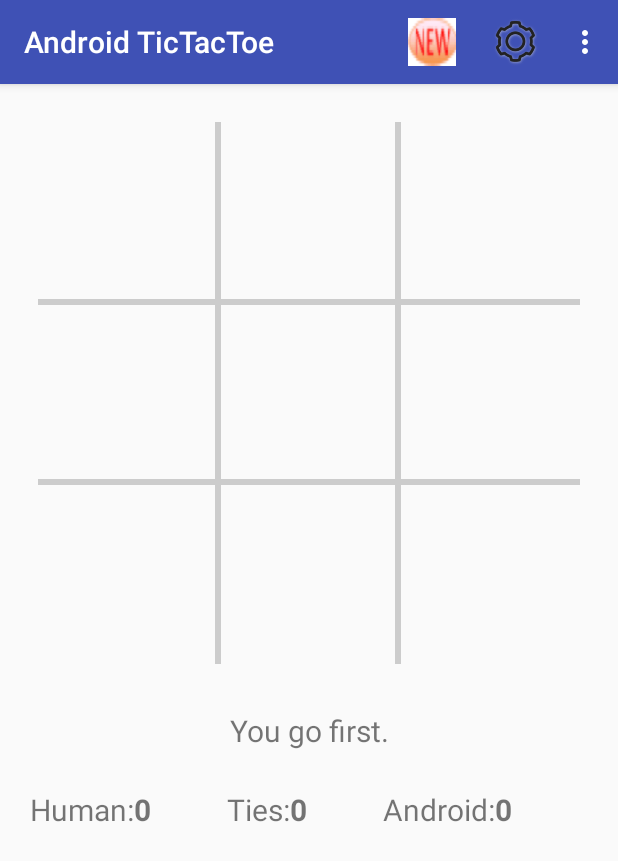
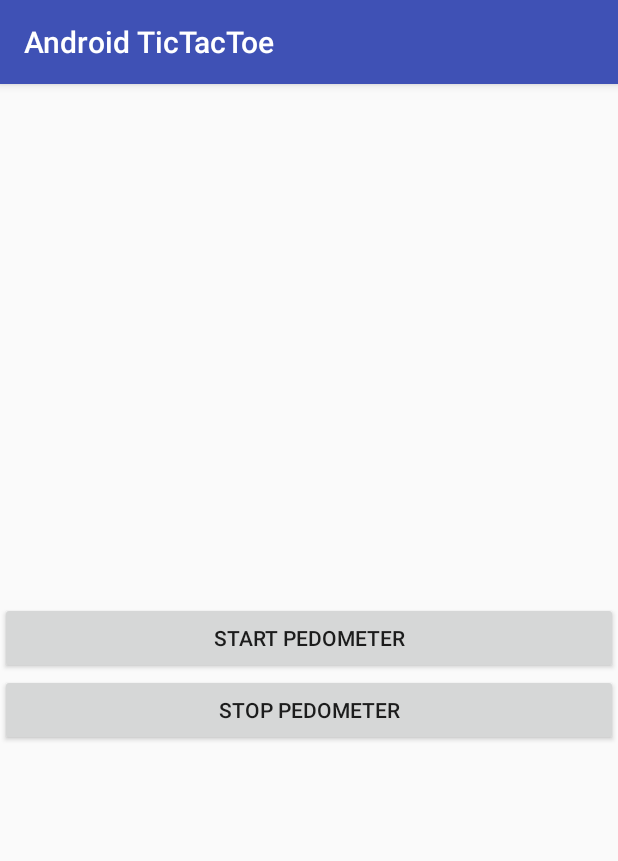
Before and after one commit to gordineerandrew/FatKillerRPG, an Android app: the screen it shows after launch (AndroidTicTacToe before the commit, MainActivity after it), on a phone screen of 412 x 824 dp. Shown: the top 861 px of the screen. Run offline under Robolectric (Android 15) with nearby library versions, the phone set to English and light mode, and no system bars.

Commit message:
;alsidhjg;al

```diff
--- a/app/src/main/java/tutorials/cs371m/androidtictactoe/AndroidTicTacToe.java
+++ b/app/src/main/java/tutorials/cs371m/androidtictactoe/AndroidTicTacToe.java
@@ -181,7 +181,7 @@ public class AndroidTicTacToe extends AppCompatActivity {
                 resetScoresDialogFragment.show(fm, "reset");
                 return true;
             case R.id.about:
-                startActivity(new Intent(this, AboutActivity.class));
+                startActivity(new Intent(this, StepCounterActivity.class));
                 return true;
             default:
                 return super.onOptionsItemSelected(item);
--- /dev/null
+++ b/app/src/main/java/tutorials/cs371m/androidtictactoe/MainActivity.java
@@ -0,0 +1,83 @@
+package tutorials.cs371m.androidtictactoe;
+
+import android.hardware.Sensor;
+import android.hardware.SensorEvent;
+import android.hardware.SensorEventListener;
+import android.hardware.SensorManager;
+import android.os.Bundle;
+import android.support.v7.app.ActionBarActivity;
+import android.view.View;
+import android.view.View.OnClickListener;
+import android.widget.Button;
+import android.widget.TextView;
+
+public class MainActivity extends ActionBarActivity implements StepListener,SensorEventListener {
+
+    private TextView textView;
+    private StepDetector simpleStepDetector;
+    private SensorManager sensorManager;
+    private Sensor accel;
+    private static final String TEXT_NUM_STEPS = "Number of Steps: ";
+    private int numSteps;
+    TextView TvSteps;
+
+    protected void onCreate(Bundle savedInstanceState) {
+        super.onCreate(savedInstanceState);
+        setContentView(R.layout.activity_main);
+
+// Get an instance of the SensorManager
+        sensorManager = (SensorManager) getSystemService(SENSOR_SERVICE);
+        accel = sensorManager.getDefaultSensor(Sensor.TYPE_ACCELEROMETER);
+        simpleStepDetector = new StepDetector();
+        simpleStepDetector.registerListener(this);
+
+//Tvsteps is initialised here
+        TvSteps = (TextView) findViewById(R.id.tv_steps);
+        Button BtnStart = (Button) findViewById(R.id.btn_start);
+        Button BtnStop = (Button) findViewById(R.id.btn_stop);
+
+        BtnStart.setOnClickListener(new OnClickListener() {
+
+            @Override
+            public void onClick(View arg0) {
+
+                numSteps = 0;
+                sensorManager.registerListener(MainActivity.this, accel, SensorManager.SENSOR_DELAY_FASTEST);
+
+            }
+        });
+
+        BtnStop.setOnClickListener(new OnClickListener() {
+
+            @Override
+            public void onClick(View arg0) {
+
+                sensorManager.unregisterListener(MainActivity.this);
+
+            }
+        });
+
+    }
+
+    @Override
+    public void onAccuracyChanged(Sensor sensor, int accuracy) {
+    }
+
+    @Override
+    public void onSensorChanged(SensorEvent event) {
+        if (event.sensor.getType() == Sensor.TYPE_ACCELEROMETER) {
+            simpleStepDetector.updateAccel(
+                    event.timestamp, event.values[0], event.values[1], event.values[2]);
+        }
+    }
+
+    @Override
+    public void step(long timeNs) {
+        numSteps++;
+
+//error in this Tvsteps
+        TvSteps.setText(TEXT_NUM_STEPS + numSteps);
+
+    }
+
+}
--- /dev/null
+++ b/app/src/main/java/tutorials/cs371m/androidtictactoe/StepDetector.java
@@ -0,0 +1,69 @@
+package tutorials.cs371m.androidtictactoe;
+
+/**
+ * Created by sihai on 7/29/2017.
+ */
+
+public class StepDetector {
+
+    private static final int ACCEL_RING_SIZE = 50;
+    private static final int VEL_RING_SIZE = 10;
+
+    // change this threshold according to your sensitivity preferences
+    private static final float STEP_THRESHOLD = 50f;
+
+    private static final int STEP_DELAY_NS = 250000000;
+
+    private int accelRingCounter = 0;
+    private float[] accelRingX = new float[ACCEL_RING_SIZE];
+    private float[] accelRingY = new float[ACCEL_RING_SIZE];
+    private float[] accelRingZ = new float[ACCEL_RING_SIZE];
+    private int velRingCounter = 0;
+    private float[] velRing = new float[VEL_RING_SIZE];
+    private long lastStepTimeNs = 0;
+    private float oldVelocityEstimate = 0;
+
+    private StepListener listener;
+
+    public void registerListener(StepListener listener) {
+        this.listener = listener;
+    }
+
+
+    public void updateAccel(long timeNs, float x, float y, float z) {
+        float[] currentAccel = new float[3];
+        currentAccel[0] = x;
+        currentAccel[1] = y;
+        currentAccel[2] = z;
+
+        // First step is to update our guess of where the global z vector is.
+        accelRingCounter++;
+        accelRingX[accelRingCounter % ACCEL_RING_SIZE] = currentAccel[0];
+        accelRingY[accelRingCounter % ACCEL_RING_SIZE] = currentAccel[1];
+        accelRingZ[accelRingCounter % ACCEL_RING_SIZE] = currentAccel[2];
+
+        float[] worldZ = new float[3];
+        worldZ[0] = SensorFilter.sum(accelRingX) / Math.min(accelRingCounter, ACCEL_RING_SIZE);
+        worldZ[1] = SensorFilter.sum(accelRingY) / Math.min(accelRingCounter, ACCEL_RING_SIZE);
+        worldZ[2] = SensorFilter.sum(accelRingZ) / Math.min(accelRingCounter, ACCEL_RING_SIZE);
+
+        float normalization_factor = SensorFilter.norm(worldZ);
+
+        worldZ[0] = worldZ[0] / normalization_factor;
+        worldZ[1] = worldZ[1] / normalization_factor;
+        worldZ[2] = worldZ[2] / normalization_factor;
+
+        float currentZ = SensorFilter.dot(worldZ, currentAccel) - normalization_factor;
+        velRingCounter++;
+        velRing[velRingCounter % VEL_RING_SIZE] = currentZ;
+
+        float velocityEstimate = SensorFilter.sum(velRing);
+
+        if (velocityEstimate > STEP_THRESHOLD && oldVelocityEstimate <= STEP_THRESHOLD
+                && (timeNs - lastStepTimeNs > STEP_DELAY_NS)) {
+            listener.step(timeNs);
+            lastStepTimeNs = timeNs;
+        }
+        oldVelocityEstimate = velocityEstimate;
+    }
+}
--- /dev/null
+++ b/app/src/main/java/tutorials/cs371m/androidtictactoe/StepListener.java
@@ -0,0 +1,14 @@
+package tutorials.cs371m.androidtictactoe;
+
+/**
+ * Created by sihai on 7/29/2017.
+ */
+
+
+
+// Will listen to step alerts
+public interface StepListener {
+
+    void step(long timeNs);
+
+}
--- a/app/src/main/res/layout/about_layout.xml
+++ b/app/src/main/res/layout/about_layout.xml
@@ -18,7 +18,7 @@
         android:id="@+id/about_text"
         android:layout_width="wrap_content"
         android:layout_height="fill_parent"
-        android:text="@string/about_text"
+        android:text="@string/step_counter"
         android:textSize="20sp"
         android:textStyle="bold" />
 </LinearLayout>
--- /dev/null
+++ b/app/src/main/res/layout/activity_main.xml
@@ -0,0 +1,32 @@
+<?xml version="1.0" encoding="utf-8"?>
+<LinearLayout xmlns:android="http://schemas.android.com/apk/res/android"
+    android:orientation="vertical"
+    android:gravity="center"
+    android:layout_width="match_parent"
+    android:layout_height="match_parent">
+
+
+
+    <TextView
+        android:id="@+id/tv_steps"
+        android:layout_width="match_parent"
+        android:layout_height="wrap_content"
+        android:gravity="center"
+        />
+
+
+    <Button
+        android:id="@+id/btn_start"
+        android:layout_width="match_parent"
+        android:layout_height="wrap_content"
+        android:text="Start Pedometer"
+        />
+
+    <Button
+        android:id="@+id/btn_stop"
+        android:layout_width="match_parent"
+        android:layout_height="wrap_content"
+        android:text="Stop Pedometer"
+        />
+
+</LinearLayout>
--- a/app/src/main/res/values/strings.xml
+++ b/app/src/main/res/values/strings.xml
@@ -42,6 +42,12 @@ Internet...Image cannot be downloaded...</string>
     <string name="url_tie">http://www.cs.utexas.edu/~scottm/cs371m/t6/tie_image.jpg</string>
     <string name="download_complete">Download Complete</string>
     <string name="winner_loser_tie_image">winner_loser_tie_image</string>
+    <string name="step_counter">
+         android.hardware.sensor.stepcounter
+   </string>
+    <string name="step_detector">
+         android.hardware.sensor.stepdetector
+   </string>
 
 
 </resources>
```
Also changed, not shown: app/src/main/AndroidManifest.xml (+26 -11 lines), app/src/main/java/tutorials/cs371m/androidtictactoe/SensorFilter.java (added, +51 -0 lines), app/src/main/java/tutorials/cs371m/androidtictactoe/StepCounterActivity.java (added, +79 -0 lines).
